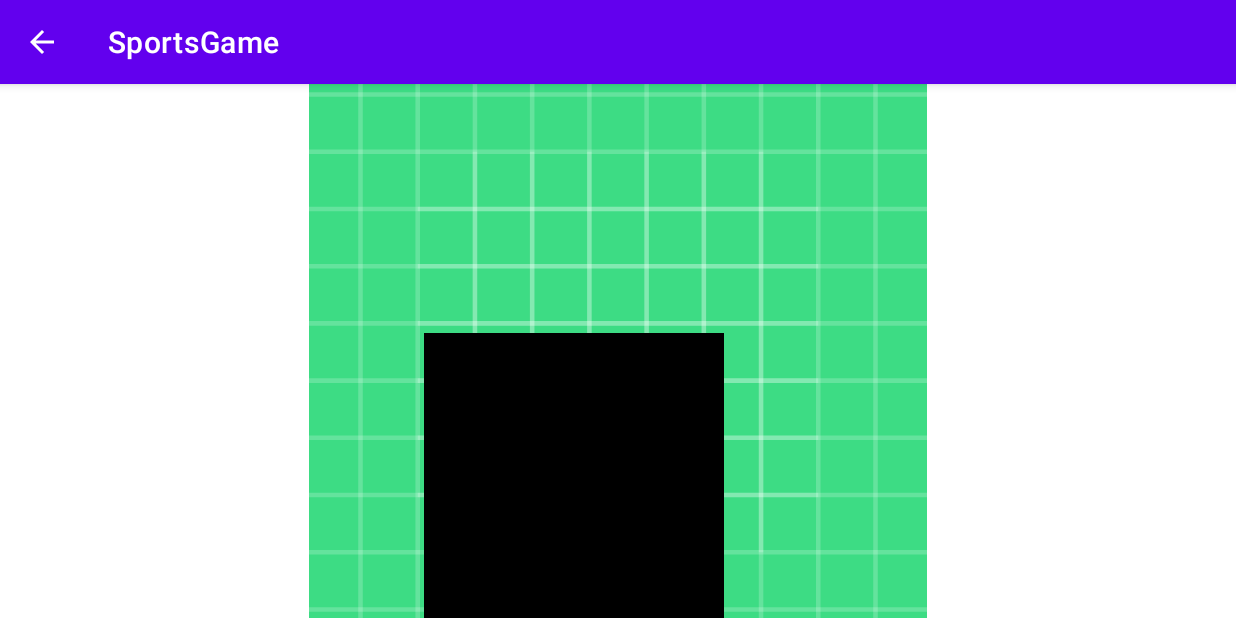
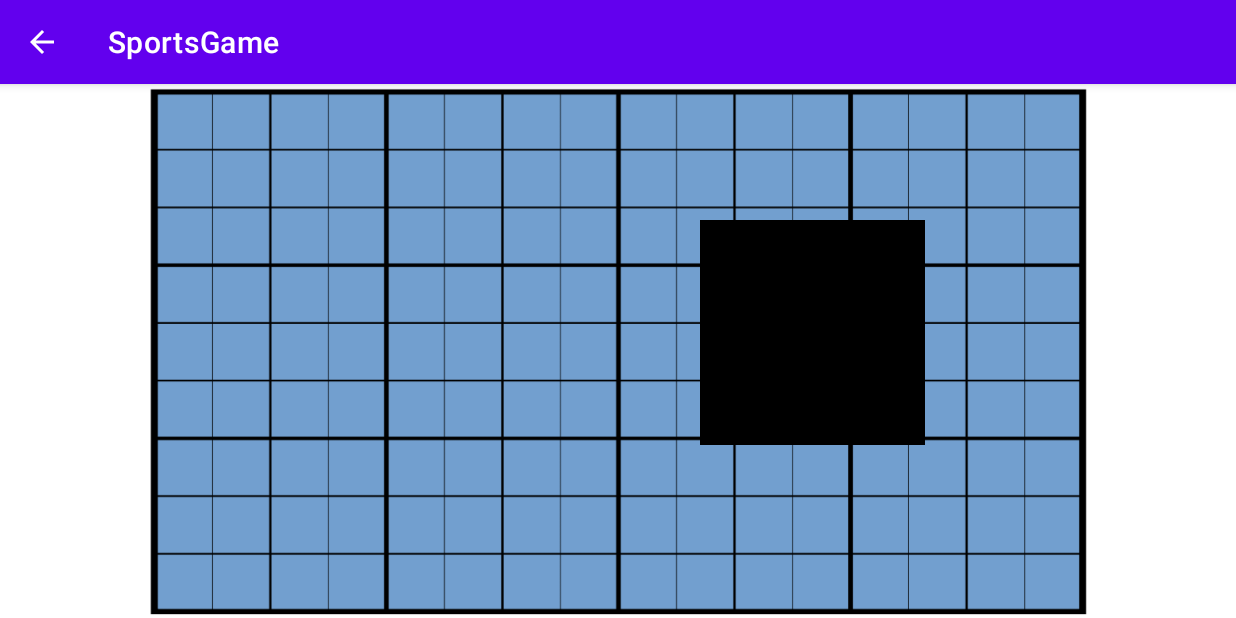
Before and after one commit to pasale2512/SportsGame, an Android app: the PenaltyShootout screen opened directly, with no data from a screen before it, on a phone screen of 824 x 412 dp (held sideways). Run offline under Robolectric (Android 15) with nearby library versions, the phone set to English and light mode, and no system bars.

Commit message:
changes of the goalkeeper KI

```diff
--- a/app/src/main/java/com/example/sportsgame/PenaltyShootout.java
+++ b/app/src/main/java/com/example/sportsgame/PenaltyShootout.java
@@ -2,36 +2,71 @@ package com.example.sportsgame;
 
 import androidx.appcompat.app.AppCompatActivity;
 
-import android.animation.ObjectAnimator;
-import android.animation.ValueAnimator;
-import android.media.Image;
+import android.graphics.Bitmap;
+import android.graphics.BitmapFactory;
+import android.graphics.drawable.Drawable;
 import android.os.Bundle;
-import android.util.DisplayMetrics;
 import android.view.MotionEvent;
 import android.view.View;
+import android.view.ViewTreeObserver;
+import android.view.animation.TranslateAnimation;
 import android.widget.ImageView;
 
 import com.google.android.material.snackbar.Snackbar;
 
-import java.util.Random;
+public class PenaltyShootout extends AppCompatActivity {
 
-public class PenaltyShootout extends AppCompatActivity {
+    int bildTop =0;
+    int bildLeft =0;
+    int bildHeight =0;
+    int bildWidth =0;
 
     @Override
     protected void onCreate(Bundle savedInstanceState) {
         super.onCreate(savedInstanceState);
         setContentView(R.layout.activity_penalty_shootout);
-        ImageView background = (ImageView) this.findViewById(R.id.imageView);
-        background.setOnTouchListener(touch);
+        //ImageView background = (ImageView) this.findViewById(R.id.imageVie´);
+        //background.setOnTouchListener(touch);
+
+        View view = findViewById(R.id.background);
+        ViewTreeObserver observer = view.getViewTreeObserver();
+
+        observer.addOnGlobalLayoutListener(new ViewTreeObserver.OnGlobalLayoutListener() {
+            @Override
+            public void onGlobalLayout() {
+
+
+                ImageView bildView = findViewById(R.id.bild);
+                Drawable drawable = bildView.getDrawable();
+                Bitmap bitmap = BitmapFactory.decodeResource(getResources(), R.drawable.goaltest);
+                int width = bitmap.getWidth();
+                int widthInDp = (int) (width / getResources().getDisplayMetrics().density);
+
+                bildTop =bildView.getTop();
+                bildLeft =bildView.getWidth()-((bildView.getWidth())-widthInDp/2);
+                bildHeight =bildView.getHeight();
+                bildWidth=widthInDp;
+
+                ImageView quadrat = (ImageView) view.findViewById(R.id.quadrat);
+                //moveQuadrat(quadrat);
+
+
+                int newX= getRandomNumber(bildLeft, (bildLeft +bildWidth-quadrat.getWidth()));
+                int newY = getRandomNumber(bildTop, (bildTop + bildHeight -quadrat.getHeight()));
+
+                moveImageView(quadrat, newX, newY); // move to X=100, Y=200
+
+                // Unregister the listener to avoid multiple calls
+                view.getViewTreeObserver().removeOnGlobalLayoutListener(this);
+            }
+        });
     }
 
-    @Override
-    protected void onStart() {
+    public int getRandomNumber(int min, int max) {
+        return (int) ((Math.random() * (max - min)) + min);
+    }
 
-        super.onStart();
-        ImageView quadrat = (ImageView) this.findViewById(R.id.imageView3);
-        moveQuadrat(quadrat);
-    }
+
 
     private View.OnTouchListener touch = new View.OnTouchListener() {
         @Override
@@ -50,38 +85,27 @@ public class PenaltyShootout extends AppCompatActivity {
         }
     };
 
-    private void moveQuadrat (View view){
 
-        // Get the screen dimensions
-        DisplayMetrics displayMetrics = new DisplayMetrics();
-        getWindowManager().getDefaultDisplay().getMetrics(displayMetrics);
-        final int screenWidth = displayMetrics.widthPixels;
-        final int screenHeight = displayMetrics.heightPixels;
 
-        final Random random = new Random();
-        final ImageView imageView3 = findViewById(R.id.imageView3);
+    public void moveImageView(ImageView quadrat, int newX, int newY) {
+        TranslateAnimation animation = new TranslateAnimation(0, newX - quadrat.getX(), 0, newY - quadrat.getY());
+        animation.setDuration(500); // one second duration
+        animation.setFillAfter(true); // stay in the new position after animation
+        quadrat.startAnimation(animation);
 
-        // Create a value animator that will move the ImageView randomly
-        ValueAnimator animator = ValueAnimator.ofFloat(0f, 1f);
-        animator.setDuration(8000);
-        animator.setRepeatCount(ValueAnimator.INFINITE);
+        // Update ImageView's layout parameters after the animation to reflect the new position
+        quadrat.postDelayed(new Runnable() {
+            @Override
+            public void run() {
+                quadrat.clearAnimation();
+                quadrat.setX(newX);
+                quadrat.setY(newY);
 
-        animator.addUpdateListener(new ValueAnimator.AnimatorUpdateListener() {
-            @Override
-            public void onAnimationUpdate(ValueAnimator animation) {
-                // Get the current progress of the animation
-                float progress = (float) animation.getAnimatedValue();
+                int newX2= getRandomNumber(bildLeft, (bildLeft +bildWidth-quadrat.getWidth()));
+                int newY2 = getRandomNumber(bildTop, (bildTop + bildHeight -quadrat.getHeight()));
 
-                // Calculate a random X and Y offset
-                float offsetX = random.nextInt(screenWidth) - imageView3.getWidth() / 2;
-                float offsetY = random.nextInt(screenHeight) - imageView3.getHeight() / 2;
-
-                // Set the ImageViews translation
-                imageView3.setTranslationX(offsetX);
-                imageView3.setTranslationY(offsetY);
+                moveImageView(quadrat, newX2, newY2); // move to X=100, Y=200
             }
-        });
-
-        animator.start();
+        }, 500); // 1000ms delay to match the animation duration
     }
 }
--- a/app/src/main/res/layout/activity_penalty_shootout.xml
+++ b/app/src/main/res/layout/activity_penalty_shootout.xml
@@ -6,21 +6,36 @@
     android:layout_height="match_parent"
     tools:context=".PenaltyShootout">
 
-    <ImageView
-        android:id="@+id/imageView"
-        android:layout_width="741dp"
-        android:layout_height="412dp"
-        app:layout_constraintBottom_toBottomOf="parent"
-        app:layout_constraintEnd_toEndOf="parent"
-        app:layout_constraintStart_toStartOf="parent"
-        app:layout_constraintTop_toTopOf="parent"
-        app:srcCompat="@drawable/ic_launcher_background" />
 
-    <ImageView
-        android:id="@+id/imageView3"
-        android:layout_width="200dp"
-        android:layout_height="200dp"
-        app:srcCompat="@android:drawable/screen_background_dark"
-        tools:layout_editor_absoluteX="27dp"
-        tools:layout_editor_absoluteY="103dp" />
+    <FrameLayout
+        android:id="@+id/background"
+        android:layout_width="match_parent"
+        android:layout_height="match_parent"
+        android:background="@android:drawable/screen_background_light"
+        android:scaleType="centerInside">
+
+
+
+        <ImageView
+            android:id="@+id/bild"
+            android:layout_weight="1"
+            android:layout_height="match_parent"
+            app:srcCompat="@drawable/goaltest"
+            android:scaleType="centerInside"
+            android:layout_width="match_parent"
+
+            />
+
+        <ImageView
+            android:id="@+id/quadrat"
+            android:layout_width="150dp"
+            android:layout_height="150dp"
+            app:srcCompat="@android:drawable/screen_background_dark"
+            tools:layout_editor_absoluteX="88dp"
+            tools:layout_editor_absoluteY="124dp"
+            />
+
+    </FrameLayout>
+
+
 </androidx.constraintlayout.widget.ConstraintLayout>
```
Also changed, not shown: app/src/main/res/drawable/goal.png (added), app/src/main/res/drawable/goaltest.png (added), 217 other files.
